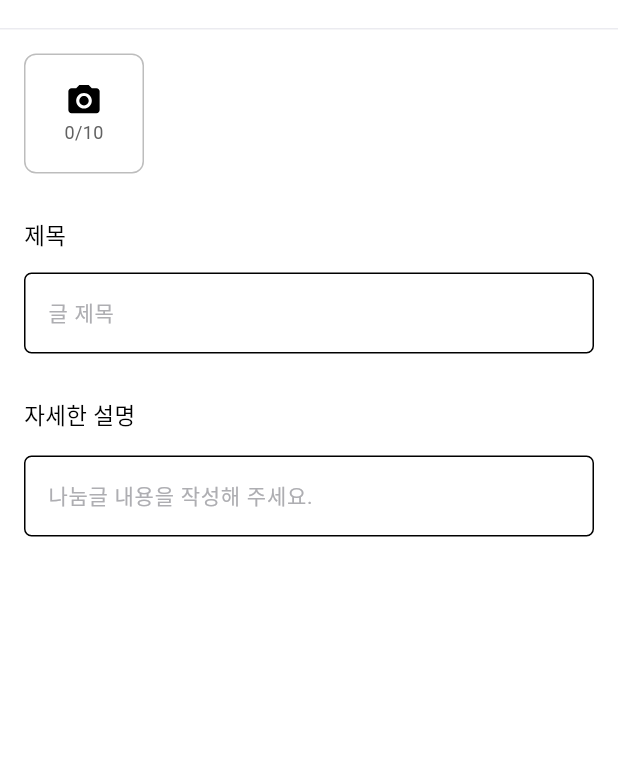
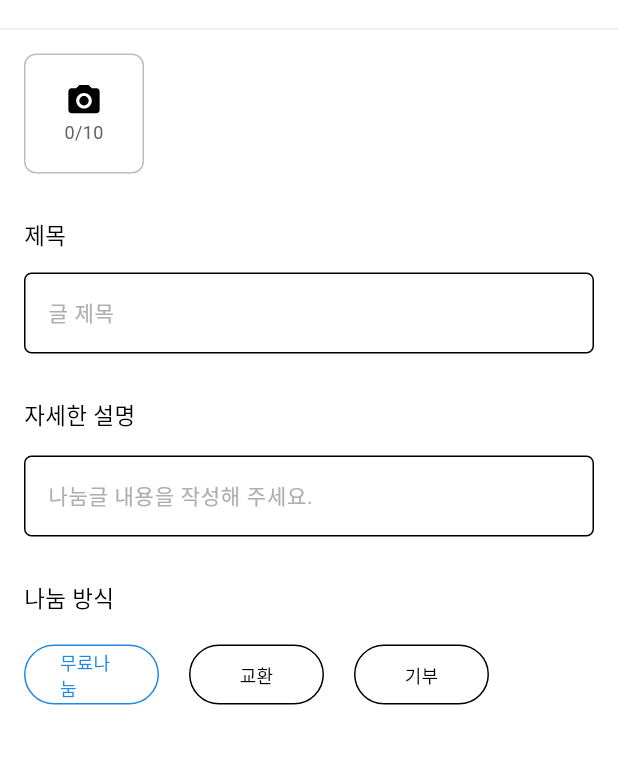
Before and after one commit to gdsc-ssu/anbd-app, a Flutter app: the SharePostCreateScreen screen opened directly, on a phone screen of 412 x 824 dp, the part 56-820 px from its top. Run offline on Flutter 3.47's test engine with Material 3 defaults, Android fonts, the phone set to English and light mode, and no system bars; our stand-ins replace dio, flutter_secure_storage, flutter_svg, freezed_annotation, geolocator, get_it and 6 more; missing offline and left inert: flutter_config, flutter_google_maps_webservices, photo_manager; accounts and stored records are empty; generated files the repository leaves out were written again; network calls fail; Roboto replaces fonts that are missing (PretendardLight, PretendardMedium, PretendardRegular).

Commit message:
rebase main

```diff
--- /dev/null
+++ b/lib/common/enums/share_post_type.dart
@@ -0,0 +1 @@
+enum SharePostType { SHARE, EXCHANGE, DONATE }
--- a/lib/constants/apis.dart
+++ b/lib/constants/apis.dart
@@ -12,4 +12,7 @@ abstract class Apis {
 
   /// user 관련 api
   static const String putUsersProfiles = "users/profiles";
+
+  /// share post 관련 api
+  static const String createSharePosts = "share-posts";
 }
--- a/lib/screens/home/home_screen.dart
+++ b/lib/screens/home/home_screen.dart
@@ -2,6 +2,7 @@ import 'package:anbd/widgets/floating_compose_button.dart';
 import 'package:flutter/material.dart';
 import 'package:anbd/screens/home/home_viewmodel.dart';
 import 'package:anbd/widgets/custom_bottom_navigation_bar.dart';
+import 'package:go_router/go_router.dart';
 import 'package:provider/provider.dart';
 import 'package:anbd/constants/constants.dart';
 import 'package:flutter_svg/flutter_svg.dart';
@@ -58,7 +59,9 @@ class HomeScreen extends StatelessWidget {
                       bottom: 16.0,
                       right: 16.0,
                       child: FloatingComposeButton(
-                        onPressed: () {},
+                        onPressed: () {
+                          context.push(Paths.sharePost);
+                        },
                       ),
                     )
                   : const SizedBox(); // 다른 화면에서는 아무것도 표시하지 않음
--- a/lib/screens/home/share_post/share_post_create_screen.dart
+++ b/lib/screens/home/share_post/share_post_create_screen.dart
@@ -1,11 +1,9 @@
 import 'dart:io';
-import 'package:anbd/constants/colors.dart';
+import 'package:anbd/common/enums/share_post_type.dart';
 import 'package:anbd/constants/constants.dart';
-import 'package:anbd/constants/style.dart';
 import 'package:anbd/widgets/basic_text_field.dart';
 import 'package:flutter/material.dart';
 import 'package:go_router/go_router.dart';
-import 'package:photo_manager/photo_manager.dart';
 import 'package:provider/provider.dart';
 import 'package:flutter_svg/flutter_svg.dart';
 import 'share_post_create_view_model.dart';
@@ -34,7 +32,7 @@ class SharePostCreateScreen extends StatelessWidget {
               ),
               actions: [
                 TextButton(
-                  onPressed: () => viewModel.submitPost(),
+                  onPressed: () => viewModel.postSharePosts(),
                   child: const Text('완료', style: AnbdTextStyle.BodyM16),
                 ),
               ],
@@ -110,13 +108,11 @@ class SharePostCreateScreen extends StatelessWidget {
                                     Positioned(
                                       bottom: 0,
                                       child: Container(
-                                        width: 80, // ✅ 이미지 크기와 동일하게
-                                        alignment:
-                                            Alignment.center, // ✅ 텍스트 가운데 정렬
+                                        width: 80,
+                                        alignment: Alignment.center,
                                         decoration: const BoxDecoration(
                                           color: AnbdColor.systemGray05,
                                           borderRadius: BorderRadius.only(
-                                            // ✅ 아래쪽만 둥글게
                                             bottomLeft: Radius.circular(8),
                                             bottomRight: Radius.circular(8),
                                           ),
@@ -164,6 +160,20 @@ class SharePostCreateScreen extends StatelessWidget {
                     hintText: '나눔글 내용을 작성해 주세요.',
                   ),
                   const SizedBox(height: 30),
+                  const Text("나눔 방식", style: AnbdTextStyle.BodySB15),
+                  const SizedBox(height: 15),
+                  Row(
+                    children: [
+                      _buildTypeButton(
+                          context, viewModel, '무료나눔', SharePostType.SHARE),
+                      const SizedBox(width: 20),
+                      _buildTypeButton(
+                          context, viewModel, '교환', SharePostType.EXCHANGE),
+                      const SizedBox(width: 20),
+                      _buildTypeButton(
+                          context, viewModel, '기부', SharePostType.DONATE),
+                    ],
+                  ),
                 ],
               ),
             ),
@@ -173,4 +183,33 @@ class SharePostCreateScreen extends StatelessWidget {
       ),
     );
   }
+
+  Widget _buildTypeButton(
+    BuildContext context,
+    SharePostCreateViewModel viewModel,
+    String label,
+    SharePostType type,
+  ) {
+    final isSelected = viewModel.selectedType == type;
+
+    return OutlinedButton(
+      style: OutlinedButton.styleFrom(
+        fixedSize: const Size(90, 30),
+        side: BorderSide(
+          color: isSelected ? AnbdColor.blue : Colors.black,
+        ),
+        foregroundColor: isSelected ? AnbdColor.blue : Colors.black,
+        shape: RoundedRectangleBorder(
+          borderRadius: BorderRadius.circular(30),
+        ),
+      ),
+      onPressed: () => viewModel.selectType(type),
+      child: Text(
+        label,
+        style: isSelected
+            ? AnbdTextStyle.BodyL12.copyWith(color: AnbdColor.blue)
+            : AnbdTextStyle.BodyL12,
+      ),
+    );
+  }
 }
```
Also changed, not shown: lib/data/service/share_post_service.dart (+51 -4 lines), lib/route/routes.dart (+10 -0 lines), lib/screens/home/share_post/share_post_create_view_model.dart (+21 -6 lines), pubspec.lock.
